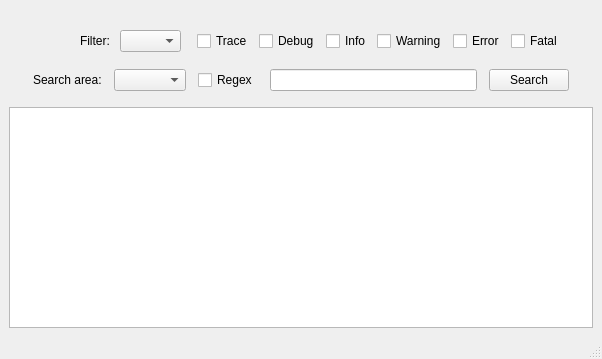
Qt form QT_Project/Forms/MainWindow.ui (Dingola/Qt-LogViewer) before a commit.
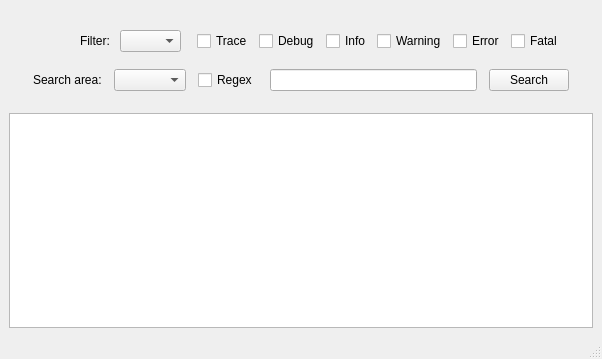
The same form after that commit. Custom widgets are drawn as their Qt base class.

```diff
--- a/QT_Project/Forms/MainWindow.ui
+++ b/QT_Project/Forms/MainWindow.ui
@@ -15,9 +15,6 @@
   </property>
   <widget class="QWidget" name="centralwidget">
    <layout class="QVBoxLayout" name="verticalLayout">
-    <property name="spacing">
-     <number>0</number>
-    </property>
     <item>
      <widget class="QWidget" name="filterBar" native="true">
       <property name="layoutDirection">
```
